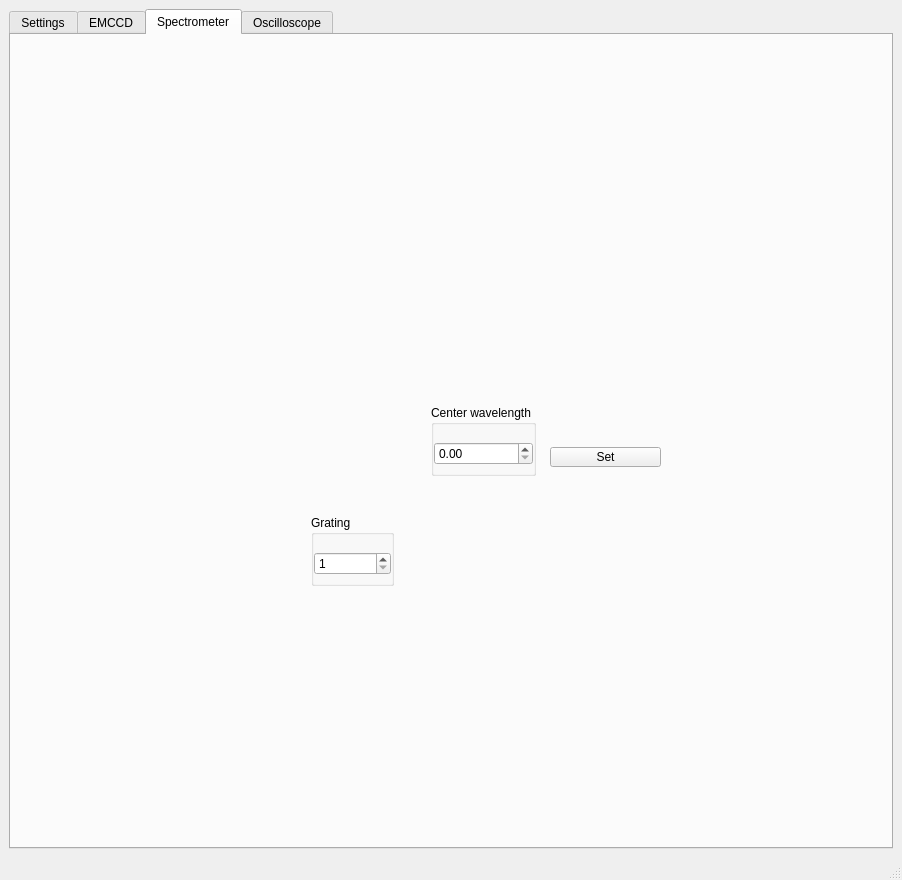
SherwinGroup/EMCCD-psychic, file mainWindow.ui: the form before one commit.
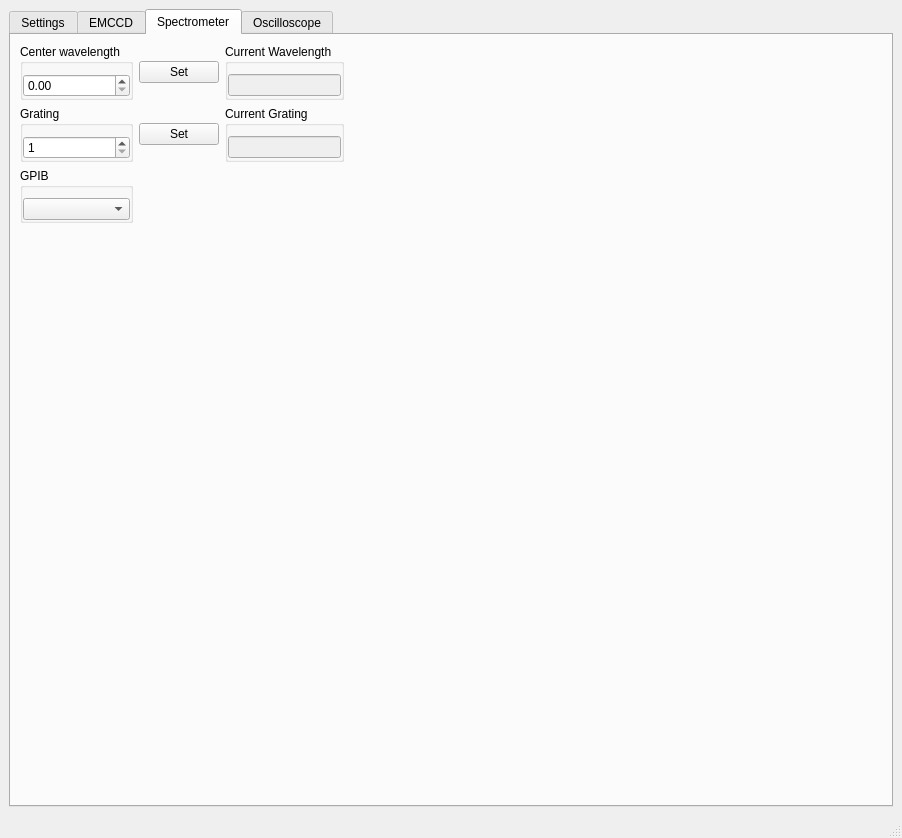
The form after the commit. The open tabs and pages were chosen to show the change. Custom widgets are drawn as their Qt base class.

Diff of the .ui file:
```diff
--- a/mainWindow.ui
+++ b/mainWindow.ui
@@ -7,7 +7,7 @@
     <x>0</x>
     <y>0</y>
     <width>902</width>
-    <height>880</height>
+    <height>838</height>
    </rect>
   </property>
   <property name="windowTitle">
@@ -1402,15 +1402,25 @@
        <attribute name="title">
         <string>Spectrometer</string>
        </attribute>
+       <layout class="QHBoxLayout" name="horizontalLayout_40">
+        <item>
+         <layout class="QGridLayout" name="gridLayout_16">
+          <item row="2" column="1">
+           <widget class="QPushButton" name="bSpecSetGr">
+            <property name="text">
+             <string>Set</string>
+            </property>
+           </widget>
+          </item>
+          <item row="0" column="1">
+           <widget class="QPushButton" name="bSpecSetWl">
+            <property name="text">
+             <string>Set</string>
+            </property>
+           </widget>
+          </item>
+          <item row="0" column="0">
        <widget class="QGroupBox" name="groupBox_33">
-        <property name="geometry">
-         <rect>
-          <x>420</x>
-          <y>370</y>
-          <width>105</width>
-          <height>71</height>
-         </rect>
-        </property>
         <property name="title">
          <string>Center wavelength</string>
         </property>
@@ -1442,28 +1452,9 @@
          </item>
         </layout>
        </widget>
-       <widget class="QPushButton" name="bSpecSet">
-        <property name="geometry">
-         <rect>
-          <x>539</x>
-          <y>412</y>
-          <width>111</width>
-          <height>20</height>
-         </rect>
-        </property>
-        <property name="text">
-         <string>Set</string>
-        </property>
-       </widget>
+          </item>
+          <item row="2" column="0">
        <widget class="QGroupBox" name="groupBox">
-        <property name="geometry">
-         <rect>
-          <x>300</x>
-          <y>480</y>
-          <width>83</width>
-          <height>71</height>
-         </rect>
-        </property>
         <property name="title">
          <string>Grating</string>
         </property>
@@ -1495,6 +1486,141 @@
          </item>
         </layout>
        </widget>
+          </item>
+          <item row="0" column="2">
+           <widget class="QGroupBox" name="groupBox_47">
+            <property name="title">
+             <string>Current Wavelength</string>
+            </property>
+            <property name="flat">
+             <bool>true</bool>
+            </property>
+            <layout class="QHBoxLayout" name="horizontalLayout_38">
+             <property name="leftMargin">
+              <number>0</number>
+             </property>
+             <property name="topMargin">
+              <number>10</number>
+             </property>
+             <property name="rightMargin">
+              <number>0</number>
+             </property>
+             <property name="bottomMargin">
+              <number>0</number>
+             </property>
+             <item>
+              <widget class="QLineEdit" name="tSpecCurWl">
+               <property name="enabled">
+                <bool>false</bool>
+               </property>
+               <property name="sizePolicy">
+                <sizepolicy hsizetype="Minimum" vsizetype="Fixed">
+                 <horstretch>0</horstretch>
+                 <verstretch>0</verstretch>
+                </sizepolicy>
+               </property>
+              </widget>
+             </item>
+            </layout>
+           </widget>
+          </item>
+          <item row="3" column="0">
+           <widget class="QGroupBox" name="groupBox_49">
+            <property name="title">
+             <string>GPIB</string>
+            </property>
+            <property name="flat">
+             <bool>true</bool>
+            </property>
+            <layout class="QHBoxLayout" name="horizontalLayout_41">
+             <property name="leftMargin">
+              <number>0</number>
+             </property>
+             <property name="topMargin">
+              <number>10</number>
+             </property>
+             <property name="rightMargin">
+              <number>0</number>
+             </property>
+             <property name="bottomMargin">
+              <number>0</number>
+             </property>
+             <item>
+              <widget class="QComboBox" name="cSpecGPIB">
+               <property name="toolTip">
+                <string>ASRL1</string>
+               </property>
+              </widget>
+             </item>
+            </layout>
+           </widget>
+          </item>
+          <item row="2" column="2">
+           <widget class="QGroupBox" name="groupBox_48">
+            <property name="title">
+             <string>Current Grating</string>
+            </property>
+            <property name="flat">
+             <bool>true</bool>
+            </property>
+            <layout class="QHBoxLayout" name="horizontalLayout_39">
+             <property name="leftMargin">
+              <number>0</number>
+             </property>
+             <property name="topMargin">
+              <number>10</number>
+             </property>
+             <property name="rightMargin">
+              <number>0</number>
+             </property>
+             <property name="bottomMargin">
+              <number>0</number>
+             </property>
+             <item>
+              <widget class="QLineEdit" name="tSpecCurGr">
+               <property name="enabled">
+                <bool>false</bool>
+               </property>
+               <property name="sizePolicy">
+                <sizepolicy hsizetype="Minimum" vsizetype="Fixed">
+                 <horstretch>0</horstretch>
+                 <verstretch>0</verstretch>
+                </sizepolicy>
+               </property>
+              </widget>
+             </item>
+            </layout>
+           </widget>
+          </item>
+          <item row="0" column="3">
+           <spacer name="horizontalSpacer_4">
+            <property name="orientation">
+             <enum>Qt::Horizontal</enum>
+            </property>
+            <property name="sizeHint" stdset="0">
+             <size>
+              <width>40</width>
+              <height>20</height>
+             </size>
+            </property>
+           </spacer>
+          </item>
+          <item row="4" column="0">
+           <spacer name="verticalSpacer_2">
+            <property name="orientation">
+             <enum>Qt::Vertical</enum>
+            </property>
+            <property name="sizeHint" stdset="0">
+             <size>
+              <width>20</width>
+              <height>40</height>
+             </size>
+            </property>
+           </spacer>
+          </item>
+         </layout>
+        </item>
+       </layout>
       </widget>
       <widget class="QWidget" name="tabOsc">
        <attribute name="title">
```
Left out of the diff: 5 changed lines with no effect on the pictures. Lines whose indentation alone changed are shown as unchanged.
